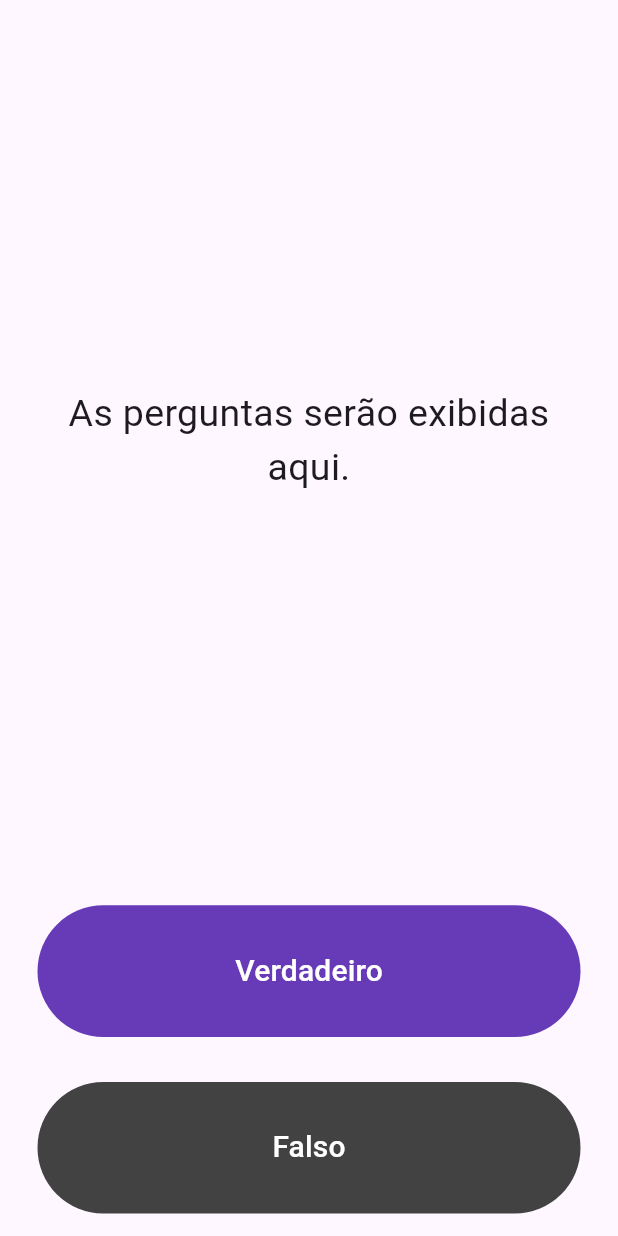
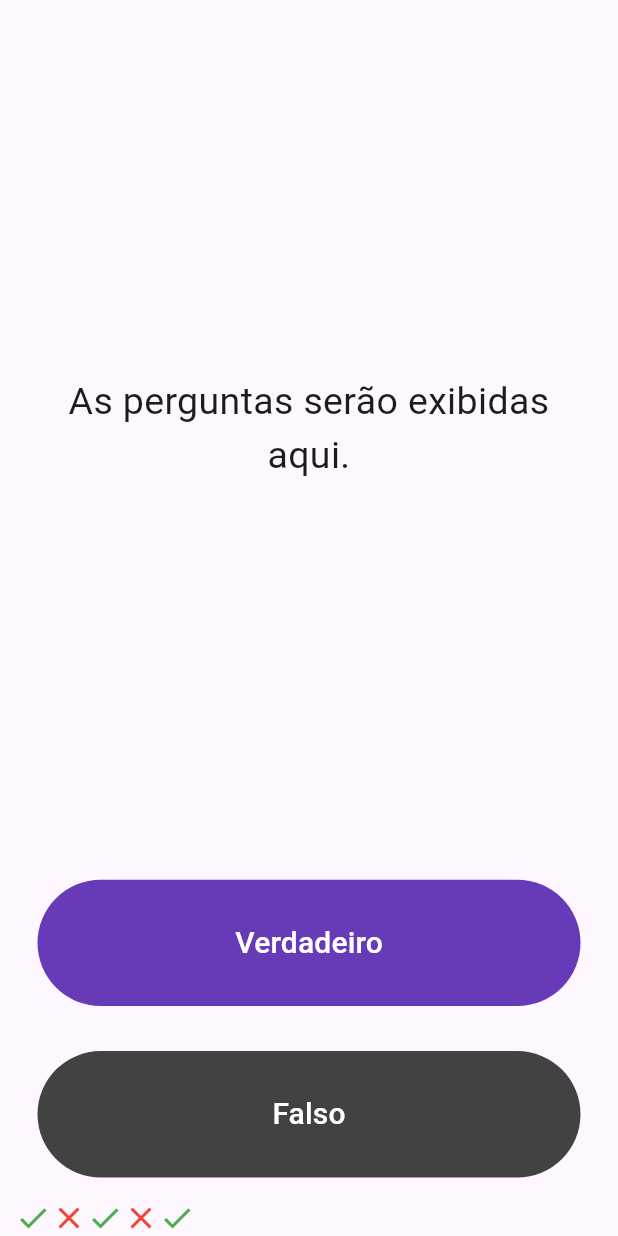
Before and after one commit to Pormiiles/Quiz-App, a Flutter app: the screen it shows after launch, after a tap on "Verdadeiro", on a phone screen of 412 x 824 dp. Run offline on Flutter 3.47's test engine with Material 3 defaults, Android fonts, the phone set to English and light mode, and no system bars.

Commit message:
Criando lista de icons check/close

```diff
--- a/lib/main.dart
+++ b/lib/main.dart
@@ -24,6 +24,13 @@ class QuizPage extends StatefulWidget {
 }
 
 class _QuizPageState extends State<QuizPage> {
+  List<Icon> marcadorDePontos = [
+    Icon(Icons.check, color: Colors.green),
+    Icon(Icons.close, color: Colors.red),
+    Icon(Icons.check, color: Colors.green),
+    Icon(Icons.close, color: Colors.red)
+  ];
+
   @override
   Widget build(BuildContext context) {
     return Column(
@@ -61,6 +68,9 @@ class _QuizPageState extends State<QuizPage> {
               ),
               onPressed: () {
                 //O usuário clica no botão verdadeiro.
+                setState(() {
+                  marcadorDePontos.add(Icon(Icons.check, color: Colors.green));
+                });
               },
             ),
           ),
@@ -85,7 +95,9 @@ class _QuizPageState extends State<QuizPage> {
             ),
           ),
         ),
-        //TODO: Adicionar uma Row aqui para o marcador de pontos.
+        Row(
+          children: marcadorDePontos,
+        )
       ],
     );
   }
```
